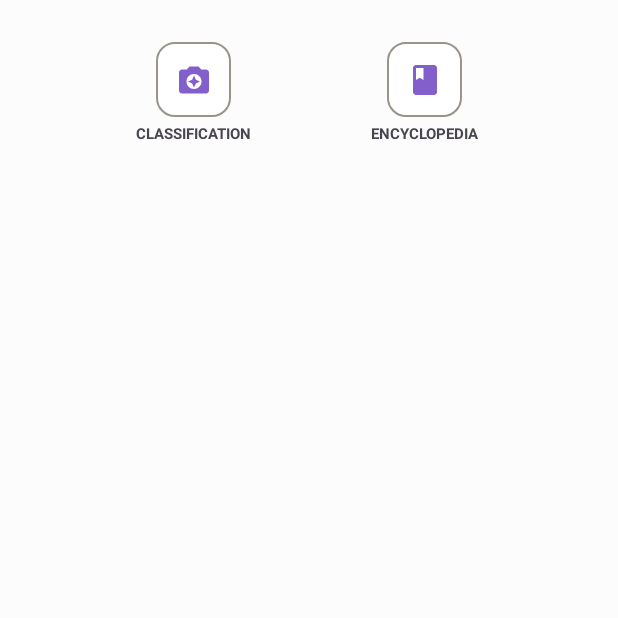
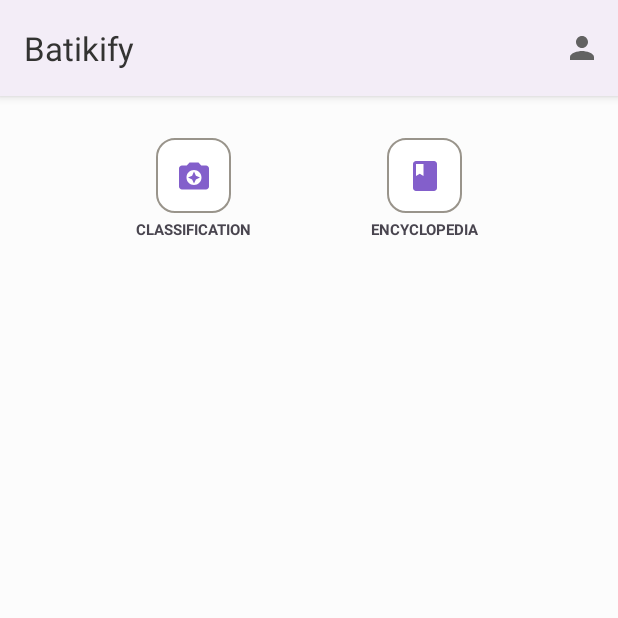
Before and after one commit to C241-PS390/Batikify-Android, an Android app: the HomeActivity screen opened directly, with no data from a screen before it, on a phone screen of 412 x 824 dp, the top half of it. Run offline under Robolectric (Android 15) with nearby library versions, the phone set to English and light mode, and no system bars.

Commit message:
adding profile menu

```diff
--- a/app/src/main/java/com/android/example/batikify/screen/home/HomeActivity.kt
+++ b/app/src/main/java/com/android/example/batikify/screen/home/HomeActivity.kt
@@ -3,10 +3,14 @@ package com.android.example.batikify.screen.home
 import android.content.Intent
 import android.os.Bundle
 import android.os.PersistableBundle
+import android.view.Menu
+import android.view.MenuItem
 import androidx.appcompat.app.AppCompatActivity
+import com.android.example.batikify.R
 import com.android.example.batikify.databinding.ActivityHomeBinding
 import com.android.example.batikify.screen.classification.ClassificationActivity
 import com.android.example.batikify.screen.ensiklopedia.EnsiklopediaActivity
+import com.android.example.batikify.screen.profile.ProfileActivity
 
 class HomeActivity: AppCompatActivity(){
 
@@ -26,4 +30,20 @@ class HomeActivity: AppCompatActivity(){
             startActivity(intent)
         }
     }
+
+    override fun onCreateOptionsMenu(menu: Menu): Boolean {
+        menuInflater.inflate(R.menu.option_menu, menu)
+        return true
+    }
+
+    override fun onOptionsItemSelected(item: MenuItem): Boolean {
+        return when (item.itemId) {
+            R.id.action_profile -> {
+                val profilePage =  Intent(this@HomeActivity,ProfileActivity::class.java)
+                startActivity(profilePage)
+                return true
+            }
+            else -> super.onOptionsItemSelected(item)
+        }
+    }
 }
--- /dev/null
+++ b/app/src/main/res/menu/option_menu.xml
@@ -0,0 +1,11 @@
+<?xml version="1.0" encoding="utf-8"?>
+<menu xmlns:android="http://schemas.android.com/apk/res/android"
+    xmlns:app="http://schemas.android.com/apk/res-auto">
+
+    <item
+        android:id="@+id/action_profile"
+        android:icon="@drawable/baseline_person_24"
+        android:title="@string/person"
+        app:showAsAction="ifRoom" />
+
+</menu>
--- a/app/src/main/res/values-night/themes.xml
+++ b/app/src/main/res/values-night/themes.xml
@@ -1,6 +1,6 @@
 <resources xmlns:tools="http://schemas.android.com/tools">
     <!-- Base application theme. -->
-    <style name="Base.Theme.Batikify" parent="Theme.Material3.DayNight.NoActionBar">
+    <style name="Base.Theme.Batikify" parent="Theme.Material3.DayNight">
         <!-- Customize your dark theme here. -->
         <!-- <item name="colorPrimary">@color/my_dark_primary</item> -->
     </style>
--- a/app/src/main/res/values/strings.xml
+++ b/app/src/main/res/values/strings.xml
@@ -1,4 +1,5 @@
 <resources>
     <string name="app_name">Batikify</string>
     <string name="retry">Refresh</string>
+    <string name="person">profile</string>
 </resources>
--- a/app/src/main/res/values/themes.xml
+++ b/app/src/main/res/values/themes.xml
@@ -1,6 +1,6 @@
 <resources xmlns:tools="http://schemas.android.com/tools">
     <!-- Base application theme. -->
-    <style name="Base.Theme.Batikify" parent="Theme.Material3.DayNight.NoActionBar">
+    <style name="Base.Theme.Batikify" parent="Theme.Material3.DayNight">
         <item name="colorPrimary">@color/primary</item>
         <item name="colorOnPrimary">@color/onPrimary</item>
         <item name="colorPrimaryContainer">@color/primaryContainer</item>
```
